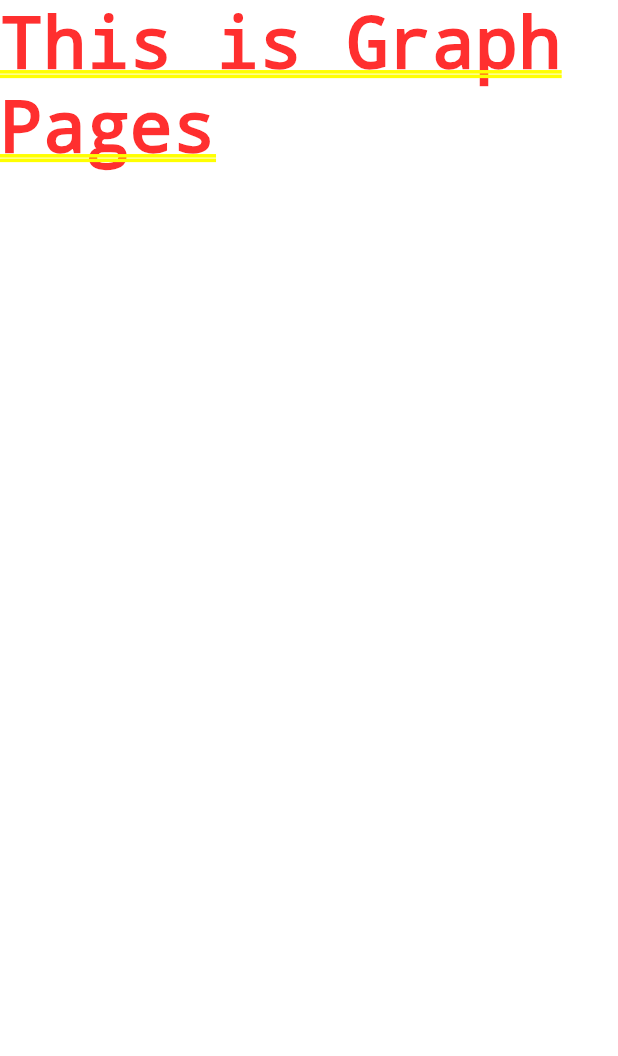
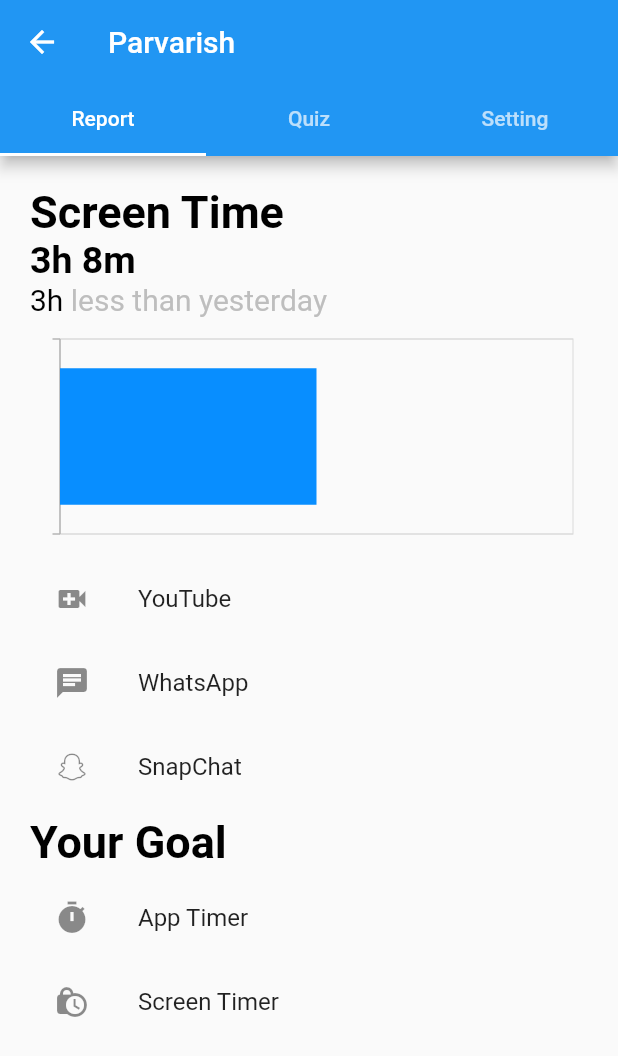
Before and after one commit to Tejaswika/Parvarish-Parent, a Flutter app: the screen it shows after launch, after a tap on "Graph Page", on a phone screen of 412 x 824 dp. Shown: the top 1056 px of the screen. Run offline on Flutter 3.47's test engine with Material 2 defaults, Android fonts, the light colour scheme and no system bars; our stand-ins replace syncfusion_flutter_charts.

Commit message:
Report v1

```diff
--- a/lib/route_test_screen.dart
+++ b/lib/route_test_screen.dart
@@ -1,5 +1,5 @@
 import 'package:flutter/material.dart';
-import 'package:parent/screens/GraphPage.dart';
+import 'package:parent/screens/MyNavPill.dart';
 import 'package:parent/screens/SignUp_Screen.dart';
 import 'package:parent/screens/WelcomeScreen.dart';
 import 'package:parent/screens/login_screen.dart';
@@ -125,7 +125,7 @@ class RouteTestScreen extends StatelessWidget {
                   Navigator.push(
                     context,
                     MaterialPageRoute(
-                      builder: (context) => const GraphPage(),
+                      builder: (context) => MyNavPill(),
                     ),
                   );
                 },
--- a/lib/screens/GraphPage.dart
+++ /dev/null
@@ -1,10 +0,0 @@
-import 'package:flutter/material.dart';
-
-class GraphPage extends StatelessWidget {
-  const GraphPage({Key? key}) : super(key: key);
-
-  @override
-  Widget build(BuildContext context) {
-    return Container(child: Text('This is Graph Pages'));
-  }
-}
--- /dev/null
+++ b/lib/screens/MyNavPill.dart
@@ -0,0 +1,245 @@
+import 'dart:math';
+
+import 'package:flutter/material.dart';
+import 'package:syncfusion_flutter_charts/charts.dart';
+
+void main() {
+  runApp(MaterialApp(
+      debugShowCheckedModeBanner: false,
+      theme: ThemeData.dark().copyWith(
+        elevatedButtonTheme: ElevatedButtonThemeData(
+            style: ButtonStyle(
+          backgroundColor: MaterialStateProperty.all(Colors.blueGrey[800]),
+        )),
+      ),
+      home: MyNavPill()));
+}
+
+//Store this globally
+final GlobalKey<NavigatorState> _navKey = GlobalKey<NavigatorState>();
+
+class MyNavPill extends StatefulWidget {
+  MyNavPill({Key? key}) : super(key: key);
+
+  @override
+  _MyNavPillState createState() => _MyNavPillState();
+}
+
+class _MyNavPillState extends State<MyNavPill>
+    with SingleTickerProviderStateMixin {
+  late final TabController _tabController;
+  @override
+  void initState() {
+    _tabController = TabController(length: 3, vsync: this);
+    super.initState();
+  }
+
+  @override
+  Widget build(BuildContext context) {
+    return Scaffold(
+      appBar: AppBar(
+        title: Text('Parvarish'),
+        bottom: TabBar(
+          controller: _tabController,
+          tabs: [
+            Tab(
+              child: Text('Report'),
+            ),
+            Tab(
+              child: Text('Quiz'),
+            ),
+            Tab(
+              child: Text('Setting'),
+            ),
+          ],
+        ),
+      ),
+      body: Navigator(
+        key: _navKey,
+        onGenerateRoute: (_) => MaterialPageRoute(
+          builder: (_) => TabBarView(
+            controller: _tabController,
+            children: [
+              _FirstPage(),
+              SecondPage(),
+              ThridPage(),
+            ],
+          ),
+        ),
+      ),
+    );
+  }
+}
+
+class _ChartData {
+  _ChartData(this.x, this.y);
+
+  final String x;
+  final double y;
+}
+
+class _FirstPage extends StatefulWidget {
+  // ignore: prefer_const_constructors_in_immutables
+  _FirstPage({Key? key}) : super(key: key);
+
+  @override
+  FirstPageState createState() => FirstPageState();
+}
+
+class FirstPageState extends State<_FirstPage> {
+  late List<_ChartData> data;
+  late TooltipBehavior _tooltip;
+
+  @override
+  void initState() {
+    data = [
+      _ChartData('', 10),
+    ];
+    _tooltip = TooltipBehavior(enable: true);
+    super.initState();
+  }
+
+  @override
+  Widget build(BuildContext context) {
+    return Scaffold(
+        body: SafeArea(
+      child: Container(
+        padding: EdgeInsets.all(20),
+        child: Wrap(
+          runSpacing: 5.0,
+          spacing: 10.0,
+          children: [
+            Container(
+                child: RichText(
+              text: TextSpan(
+                children: const <TextSpan>[
+                  TextSpan(
+                      text: 'Screen Time \n',
+                      style: TextStyle(
+                          fontWeight: FontWeight.bold,
+                          fontSize: 30,
+                          color: Color.fromARGB(255, 0, 0, 0))),
+                  TextSpan(
+                      text: '3h 8m \n',
+                      style: TextStyle(
+                          fontWeight: FontWeight.bold,
+                          fontSize: 25,
+                          color: Color.fromARGB(255, 0, 0, 0))),
+                  TextSpan(
+                      text: '3h',
+                      style: TextStyle(
+                          fontSize: 20, color: Color.fromARGB(255, 0, 0, 0))),
+                  TextSpan(
+                      text: ' less than yesterday',
+                      style: TextStyle(
+                          fontSize: 20,
+                          color: Color.fromARGB(255, 190, 190, 190))),
+                ],
+              ),
+            )),
+            Container(
+              height: 150,
+              child: SfCartesianChart(
+                  primaryXAxis: CategoryAxis(),
+                  primaryYAxis: NumericAxis(
+                      minimum: 0, maximum: 20, interval: 20, isVisible: false),
+                  tooltipBehavior: _tooltip,
+                  series: <ChartSeries<_ChartData, String>>[
+                    BarSeries<_ChartData, String>(
+                        dataSource: data,
+                        isTrackVisible: false,
+                        xValueMapper: (_ChartData data, _) => data.x,
+                        yValueMapper: (_ChartData data, _) => data.y,
+                        name: 'Gold',
+                        color: Color.fromRGBO(8, 142, 255, 1))
+                  ]),
+            ),
+            Container(
+              child: ListView(
+                shrinkWrap: true,
+                children: <Widget>[
+                  ListTile(
+                    leading: Icon(Icons.video_call),
+                    title: Text('YouTube'),
+                  ),
+                  ListTile(
+                    leading: Icon(Icons.chat),
+                    title: Text('WhatsApp'),
+                  ),
+                  ListTile(
+                    leading: Icon(Icons.snapchat),
+                    title: Text('SnapChat'),
+                  ),
+                ],
+              ),
+            ),
+            Container(
+                child: RichText(
+              text: TextSpan(
+                children: const <TextSpan>[
+                  TextSpan(
+                      text: 'Your Goal',
+                      style: TextStyle(
+                          fontWeight: FontWeight.bold,
+                          fontSize: 30,
+                          color: Color.fromARGB(255, 0, 0, 0))),
+                ],
+              ),
+            )),
+            Container(
+              child: ListView(
+                shrinkWrap: true,
+                children: <Widget>[
+                  ListTile(
+                    leading: Icon(Icons.timer),
+                    title: Text('App Timer'),
+                  ),
+                  ListTile(
+                    leading: Icon(Icons.lock_clock),
+                    title: Text('Screen Timer'),
+                  ),
+                ],
+              ),
+            )
+          ],
+        ),
+      ),
+    ));
+  }
+}
+
+class SecondPage extends StatelessWidget {
+  const SecondPage({Key? key}) : super(key: key);
+
+  @override
+  Widget build(BuildContext context) {
+    return Scaffold(
+      body: Center(
+        child: Column(
+          mainAxisAlignment: MainAxisAlignment.center,
+          children: [
+            Text('Second Page'),
+          ],
+        ),
+      ),
+    );
+  }
+}
+
+class ThridPage extends StatelessWidget {
+  const ThridPage({Key? key}) : super(key: key);
+
+  @override
+  Widget build(BuildContext context) {
+    return Scaffold(
+      body: Center(
+        child: Column(
+          mainAxisAlignment: MainAxisAlignment.center,
+          children: [
+            Text('Thrid Page'),
+          ],
+        ),
+      ),
+    );
+  }
+}
```
Also changed, not shown: lib/screens/chart_container.dart (added, +47 -0 lines), pubspec.yaml (+4 -5 lines), pubspec.lock, 1 other file.
